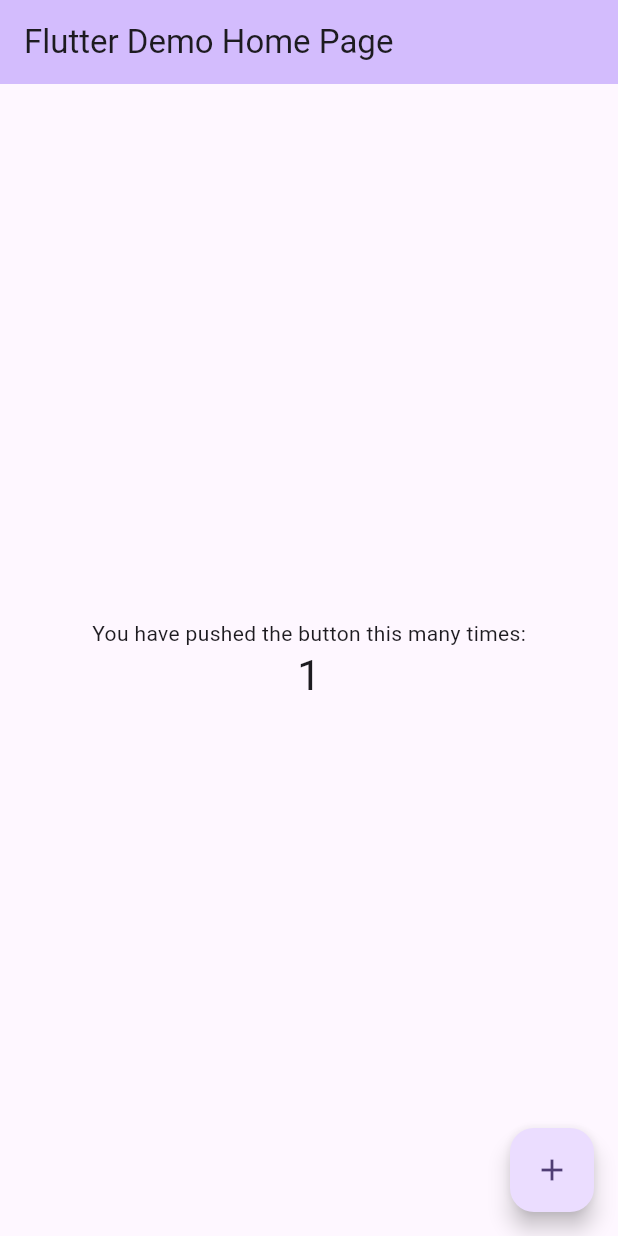
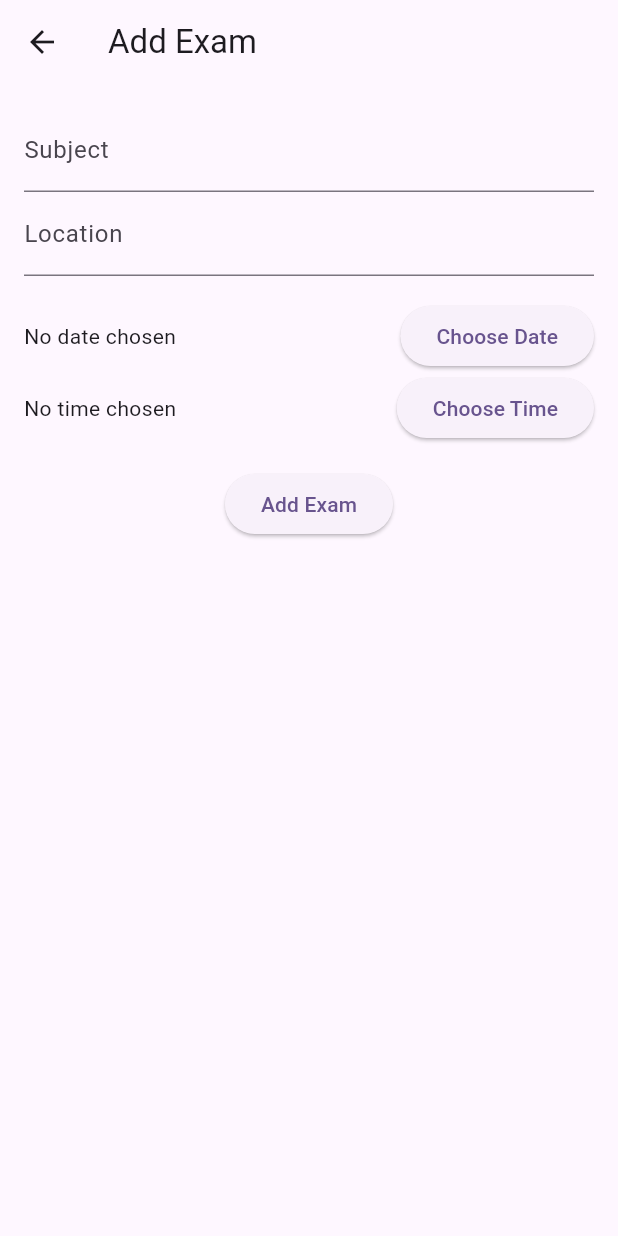
Before and after one commit to milavidoeska5/Mis-Lab4, a Flutter app: the screen it shows after launch, after a tap on the "add" icon, on a phone screen of 412 x 824 dp. Run offline on Flutter 3.47's test engine with Material 3 defaults, Android fonts, the phone set to English and light mode, and no system bars; our stand-ins replace table_calendar.

Commit message:
Calendar and exam adding implemented

```diff
--- a/lib/main.dart
+++ b/lib/main.dart
@@ -1,4 +1,5 @@
 import 'package:flutter/material.dart';
+import 'screens/calendar_screen.dart';
 
 void main() {
   runApp(const MyApp());
@@ -11,7 +12,7 @@ class MyApp extends StatelessWidget {
   @override
   Widget build(BuildContext context) {
     return MaterialApp(
-      title: 'Flutter Demo',
+      title: 'Exam App',
       theme: ThemeData(
         // This is the theme of your application.
         //
@@ -31,7 +32,7 @@ class MyApp extends StatelessWidget {
         colorScheme: ColorScheme.fromSeed(seedColor: Colors.deepPurple),
         useMaterial3: true,
       ),
-      home: const MyHomePage(title: 'Flutter Demo Home Page'),
+      home: CalendarScreen(),
     );
   }
 }
--- /dev/null
+++ b/lib/models/exam.dart
@@ -0,0 +1,7 @@
+class Exam {
+  final String subject;
+  final DateTime dateTime;
+  final String location;
+
+  Exam({required this.subject, required this.dateTime, required this.location});
+}
--- /dev/null
+++ b/lib/screens/add_exam_screen.dart
@@ -0,0 +1,130 @@
+import 'package:flutter/material.dart';
+import '../models/exam.dart';
+
+class AddExamScreen extends StatefulWidget {
+  @override
+  _AddExamScreenState createState() => _AddExamScreenState();
+}
+
+class _AddExamScreenState extends State<AddExamScreen> {
+  final _formKey = GlobalKey<FormState>();
+  final _subjectController = TextEditingController();
+  final _locationController = TextEditingController();
+  DateTime? _selectedDate;
+  TimeOfDay? _selectedTime;
+
+  void _pickDate() async {
+    final date = await showDatePicker(
+      context: context,
+      initialDate: DateTime.now(),
+      firstDate: DateTime(2020),
+      lastDate: DateTime(2030),
+    );
+    if (date != null) {
+      setState(() {
+        _selectedDate = date;
+      });
+    }
+  }
+
+  void _pickTime() async {
+    final time = await showTimePicker(
+      context: context,
+      initialTime: TimeOfDay.now(),
+    );
+    if (time != null) {
+      setState(() {
+        _selectedTime = time;
+      });
+    }
+  }
+
+  @override
+  Widget build(BuildContext context) {
+    return Scaffold(
+      appBar: AppBar(
+        title: Text('Add Exam'),
+      ),
+      body: Padding(
+        padding: const EdgeInsets.all(16.0),
+        child: Form(
+          key: _formKey,
+          child: Column(
+            children: [
+              TextFormField(
+                controller: _subjectController,
+                decoration: InputDecoration(labelText: 'Subject'),
+                validator: (value) {
+                  if (value == null || value.isEmpty) {
+                    return 'Please enter the subject';
+                  }
+                  return null;
+                },
+              ),
+              TextFormField(
+                controller: _locationController,
+                decoration: InputDecoration(labelText: 'Location'),
+                validator: (value) {
+                  if (value == null || value.isEmpty) {
+                    return 'Please enter the location';
+                  }
+                  return null;
+                },
+              ),
+              const SizedBox(height: 16),
+              Row(
+                mainAxisAlignment: MainAxisAlignment.spaceBetween,
+                children: [
+                  Text(_selectedDate == null
+                      ? 'No date chosen'
+                      : 'Date: ${_selectedDate.toString().split(' ')[0]}'),
+                  ElevatedButton(
+                    onPressed: _pickDate,
+                    child: Text('Choose Date'),
+                  ),
+                ],
+              ),
+              Row(
+                mainAxisAlignment: MainAxisAlignment.spaceBetween,
+                children: [
+                  Text(_selectedTime == null
+                      ? 'No time chosen'
+                      : 'Time: ${_selectedTime!.format(context)}'),
+                  ElevatedButton(
+                    onPressed: _pickTime,
+                    child: Text('Choose Time'),
+                  ),
+                ],
+              ),
+              const SizedBox(height: 16),
+              ElevatedButton(
+                onPressed: () {
+                  if (_formKey.currentState!.validate() &&
+                      _selectedDate != null &&
+                      _selectedTime != null) {
+                    final dateTime = DateTime(
+                      _selectedDate!.year,
+                      _selectedDate!.month,
+                      _selectedDate!.day,
+                      _selectedTime!.hour,
+                      _selectedTime!.minute,
+                    );
+
+                    final newExam = Exam(
+                      subject: _subjectController.text,
+                      dateTime: dateTime,
+                      location: _locationController.text,
+                    );
+
+                    Navigator.pop(context, newExam);
+                  }
+                },
+                child: Text('Add Exam'),
+              ),
+            ],
+          ),
+        ),
+      ),
+    );
+  }
+}
--- /dev/null
+++ b/lib/screens/calendar_screen.dart
@@ -0,0 +1,115 @@
+import 'package:flutter/material.dart';
+import 'package:table_calendar/table_calendar.dart';
+
+import '../models/exam.dart';
+import 'add_exam_screen.dart';
+
+class CalendarScreen extends StatefulWidget {
+  @override
+  _CalendarScreenState createState() => _CalendarScreenState();
+}
+
+class _CalendarScreenState extends State<CalendarScreen> {
+  DateTime _focusedDay = DateTime.now();
+  DateTime? _selectedDay;
+  final Map<DateTime, List<Exam>> _examsByDate = {};
+
+  void _addExam(Exam exam) {
+    setState(() {
+      final date = DateTime(exam.dateTime.year, exam.dateTime.month, exam.dateTime.day);
+      if (_examsByDate[date] == null) {
+        _examsByDate[date] = [];
+      }
+      _examsByDate[date]!.add(exam);
+    });
+  }
+
+  @override
+  Widget build(BuildContext context) {
+    return Scaffold(
+      appBar: AppBar(
+        title: Text('Exam Calendar'),
+        actions: [
+          IconButton(
+            icon: Icon(Icons.add),
+            onPressed: () async {
+              final newExam = await Navigator.push(
+                context,
+                MaterialPageRoute(
+                  builder: (context) => AddExamScreen(),
+                ),
+              );
+              if (newExam != null && newExam is Exam) {
+                _addExam(newExam);
+                setState(() {
+                  _selectedDay = _focusedDay; // Refresh the calendar with the updated day.
+                });
+              }
+            },
+          ),
+
+        ],
+      ),
+      body: Padding(
+        padding: const EdgeInsets.all(16.0),
+        child: Column(
+          children: [
+            TableCalendar(
+              firstDay: DateTime.utc(2020, 1, 1),
+              lastDay: DateTime.utc(2030, 12, 31),
+              focusedDay: _focusedDay,
+              selectedDayPredicate: (day) => isSameDay(_selectedDay, day),
+              onDaySelected: (selectedDay, focusedDay) {
+                setState(() {
+                  _selectedDay = selectedDay;
+                  _focusedDay = focusedDay; // update focusedDay when changing the selected day
+                });
+              },
+              calendarStyle: CalendarStyle(
+                todayDecoration: BoxDecoration(
+                  color: Colors.blueAccent,
+                  shape: BoxShape.circle,
+                ),
+                selectedDecoration: BoxDecoration(
+                  color: Colors.blue,
+                  shape: BoxShape.circle,
+                ),
+                outsideDaysVisible: false,
+              ),
+              headerStyle: HeaderStyle(
+                formatButtonVisible: false,
+                titleCentered: true,
+              ),
+            ),
+            const SizedBox(height: 16),
+            if (_selectedDay != null)
+              Expanded(
+                child: ListView(
+                  children: _examsByDate[DateTime(
+                      _selectedDay!.year,
+                      _selectedDay!.month,
+                      _selectedDay!.day)] != null
+                      ? _examsByDate[DateTime(
+                      _selectedDay!.year,
+                      _selectedDay!.month,
+                      _selectedDay!.day)]!
+                      .map((exam) => ListTile(
+                    title: Text(exam.subject),
+                    subtitle: Text('${exam.dateTime} at ${exam.location}'),
+                  ))
+                      .toList()
+                      : [
+                    Text(
+                      'No exams for the selected day.',
+                      style: TextStyle(fontSize: 18, color: Colors.grey),
+                    ),
+                  ],
+                ),
+              )
+
+          ],
+        ),
+      ),
+    );
+  }
+}
--- a/pubspec.yaml
+++ b/pubspec.yaml
@@ -35,6 +35,7 @@ dependencies:
   # The following adds the Cupertino Icons font to your application.
   # Use with the CupertinoIcons class for iOS style icons.
   cupertino_icons: ^1.0.8
+  table_calendar: ^3.1.3
 
 dev_dependencies:
   flutter_test:
```
Also changed, not shown: pubspec.lock.
